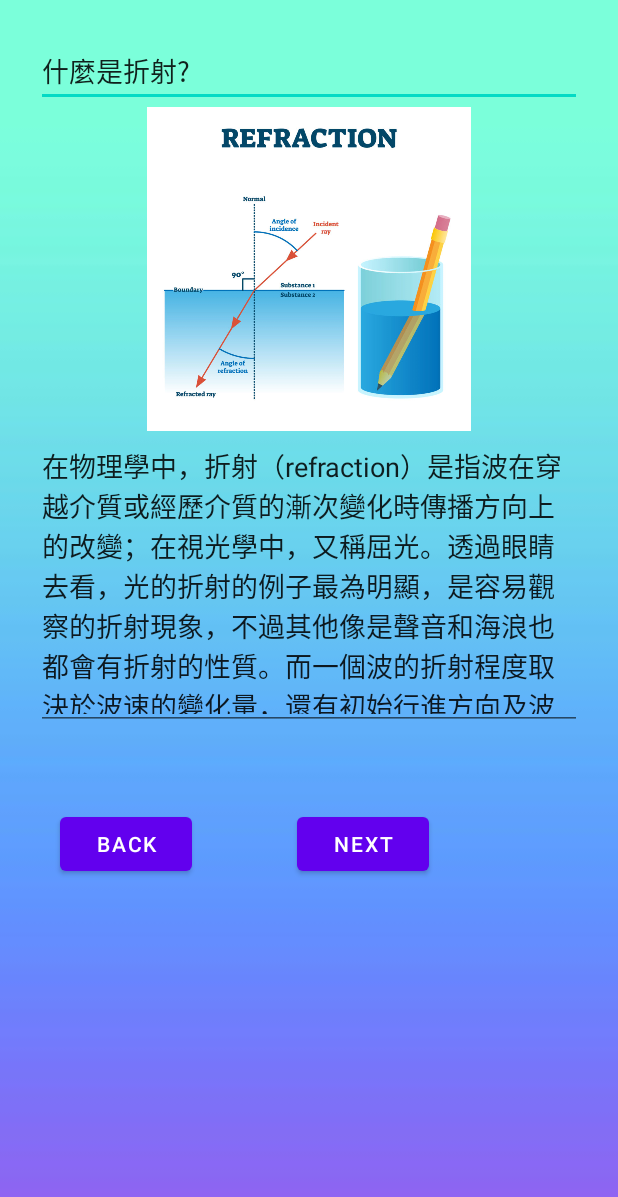
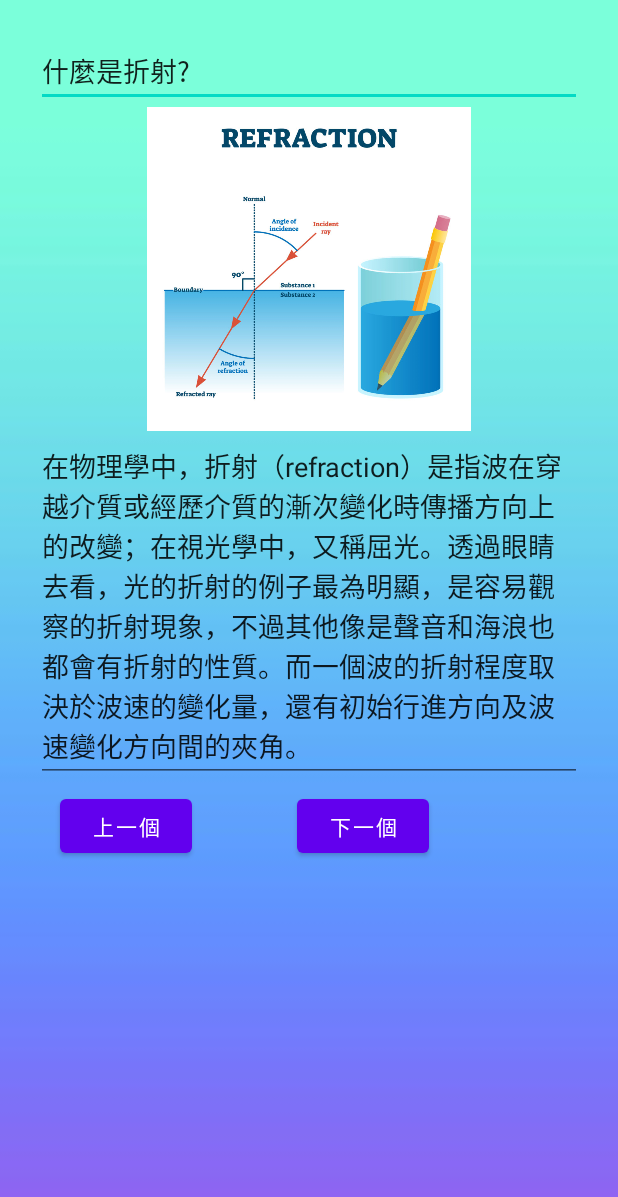
Before and after one commit to jay1018t/3D061, an Android app: the Button1page screen opened directly, with no data from a screen before it, on a phone screen of 412 x 824 dp. Shown: the top 1197 px of the screen. Run offline under Robolectric (Android 15) with nearby library versions, the phone set to English and light mode, and no system bars.

Commit message:
?fine tune the 1nd page - change image

```diff
--- a/app/src/main/java/com/example/a3d06/Button1page.java
+++ b/app/src/main/java/com/example/a3d06/Button1page.java
@@ -3,10 +3,13 @@ package com.example.a3d06;
 import androidx.appcompat.app.AppCompatActivity;
 
 import android.content.Intent;
+import android.graphics.drawable.Drawable;
 import android.os.Bundle;
+import android.text.InputType;
 import android.view.View;
 import android.widget.Button;
 import android.widget.EditText;
+import android.widget.ImageView;
 
 import java.util.ArrayList;
 import java.util.List;
@@ -16,7 +19,7 @@ public class Button1page extends AppCompatActivity {
 
     protected int item_no   = 0;
     protected List<String> item_title;
-    protected List<String> item_image;
+    protected List<Drawable> item_image;
     protected List<String> item_detail;
 
     @Override
@@ -77,23 +80,41 @@ public class Button1page extends AppCompatActivity {
         // Load the data
         item_title = new ArrayList<>();
         item_detail = new ArrayList<>();
-
+        item_image = new ArrayList<>();
 
         item_title.add(new String("什麼是折射?"));
         item_title.add(new String("屈光的原因?"));
-        item_title.add(new String("什麼是折射3?"));
-        //item_image.add();
+        item_title.add(new String("水面的折射"));
+        item_title.add(new String("視深"));
+        item_title.add(new String("大氣折射"));
+
+        item_image.add(getResources().getDrawable(R.drawable.photo1));
+        item_image.add(getResources().getDrawable(R.drawable.prism));
+        item_image.add(getResources().getDrawable(R.drawable.peninwater));
+        item_image.add(getResources().getDrawable(R.drawable.pencilinabowlofwater));
+        item_image.add(getResources().getDrawable(R.drawable.sunrise));
+
         item_detail.add(new String("在物理學中，折射（refraction）是指波在穿越介質或經歷介質的漸次變化時傳播方向上的改變；在視光學中，又稱屈光。透過眼睛去看，光的折射的例子最為明顯，是容易觀察的折射現象，不過其他像是聲音和海浪也都會有折射的性質。而一個波的折射程度取決於波速的變化量，還有初始行進方向及波速變化方向間的夾角。"));
         item_detail.add(new String("當光線以一定角度進入具有不同折射率的介質時，光線會發生折射。這種速度的變化導致方向的變化。例如，考慮空氣進入水中。光速隨著它繼續以不同的角度行進而降低,光在玻璃中的折射如上圖所示。當光從空氣傳播到玻璃中時，光會減慢並稍微改變方向。當光從密度較小的物質傳播到密度較大的物質時，折射光會更多地向法線彎曲。如果光波以垂直方向接近邊界，則儘管速度發生變化，光線也不會發生折射。"));
-        item_detail.add(new String("3在物理學中，折射（refraction）是指波在穿越介質或經歷介質的漸次變化時傳播方向上的改變；在視光學中，又稱屈光。透過眼睛去看，光的折射的例子最為明顯，是容易觀察的折射現象，不過其他像是聲音和海浪也都會有折射的性質。而一個波的折射程度取決於波速的變化量，還有初始行進方向及波速變化方向間的夾角。"));
+        item_detail.add(new String("當光線穿過水面時會產生折射，這是由於水的折射率為1.33而空氣的折射率是1的緣故。如果注視着一個筆直的物件，例如圖中的鉛筆，傾斜的插在水中，部分位於水面下，則物體看起來像在水面處彎曲了，這是因為光線從水進到空氣時彎曲了。當光抵達眼睛時，人眼會認為他走的是直線來回推（視線），而這兩條視線（圖中虛線）在比光線實際產生位置要高的地方交會，這便導致鉛筆看起來較高和水目測比實際還要淺的現象。"));
+        item_detail.add(new String("從水面上觀察認為的水深被稱為視深，這個認知對於用魚叉捕魚非常重要，因為他會使得目標魚看起來跟實際上在不同位置，所以漁夫需要瞄準低一點的地方才能抓到魚。反過來說，在水下觀察時，水面上的物件會有較高的視高，因此射水魚在射擊水面上的目標時需要做出相反的修正。"));
+        item_detail.add(new String("空氣的折射率和其密度有關，因此會隨着氣溫和氣壓而改變。由於在高海拔地區的氣壓較低，折射率也較小，使得光線經大氣長途傳播時向地表折射，這會讓接近地平線的星星看起來的位置有些許偏移，也讓我們在日出時能先看見太陽，即便它在幾何上來說仍未升上地平線。"));
 
 
         if (item_title.size() > item_no)
         {
             EditText t = findViewById(R.id.textTitle);
             t.setText(item_title.get(item_no));
+            //t.setInputType(InputType.TYPE_NULL);
+            t.setKeyListener(null);
+
             EditText td = findViewById(R.id.textDetail);
             td.setText(item_detail.get(item_no));
+            //td.setInputType(InputType.TYPE_NULL);
+            td.setKeyListener(null);
+
+            ImageView i = findViewById(R.id.textImage);
+            i.setImageDrawable(item_image.get(item_no));
 
             if (Button1page.this.item_no == item_title.size()-1) {
                 button1.setText("完成");
--- a/app/src/main/java/com/example/a3d06/Button3page.java
+++ b/app/src/main/java/com/example/a3d06/Button3page.java
@@ -9,6 +9,10 @@ import android.os.Bundle;
 import android.view.View;
 import android.widget.Button;
 import android.widget.TextView;
+import android.speech.tts.TextToSpeech;
+
+import java.util.Locale;
+
 
 public class Button3page extends AppCompatActivity implements View.OnClickListener{
 
@@ -30,7 +34,14 @@ public class Button3page extends AppCompatActivity implements View.OnClickListen
     protected void onCreate(Bundle savedInstanceState) {
         super.onCreate(savedInstanceState);
         setContentView(R.layout.activity_button3page);
-
+/*
+        TextToSpeech ttobj=new TextToSpeech(getApplicationContext(), new TextToSpeech.OnInitListener() {
+            @Override
+            public void onInit(int status) {
+            }
+        });
+        ttobj.setLanguage(Locale.CHINESE);
+*/
         totalQuestionsTextView = findViewById(R.id.Total_Questions);
         questionTextView = findViewById(R.id.result);
         ansA = findViewById(R.id.ans_A);
@@ -53,6 +64,12 @@ public class Button3page extends AppCompatActivity implements View.OnClickListen
 
         loadNewQuestions();
 
+        // Play the question
+
+/*
+        String cs =questionTextView.getText().toString();
+        ttobj.speak(cs, TextToSpeech.QUEUE_FLUSH, null);
+*/
 
     }
 
--- a/app/src/main/res/layout/activity_button1page.xml
+++ b/app/src/main/res/layout/activity_button1page.xml
@@ -13,7 +13,7 @@
         android:id="@+id/choices_layout"
         android:layout_width="match_parent"
         android:layout_height="wrap_content"
-        android:layout_marginBottom="52dp"
+        android:layout_marginBottom="5dp"
         android:orientation="vertical"
         app:layout_constraintBottom_toTopOf="@+id/BackButton"
         app:layout_constraintEnd_toEndOf="parent"
@@ -38,11 +38,10 @@
         <EditText
             android:id="@+id/textDetail"
             android:layout_width="match_parent"
-            android:layout_height="199dp"
+            android:layout_height="wrap_content"
             android:ems="10"
             android:gravity="start|top"
             android:inputType="textMultiLine" />
-
     </LinearLayout>
 
     <Button
@@ -51,7 +50,7 @@
         android:layout_height="wrap_content"
         android:layout_marginStart="16dp"
         android:layout_marginBottom="35dp"
-        android:text="Back"
+        android:text="上一個"
         android:layout_below="@+id/choices_layout"
         app:layout_constraintBottom_toBottomOf="parent"
         app:layout_constraintStart_toStartOf="parent" />
@@ -63,7 +62,7 @@
         android:layout_marginStart="174dp"
         android:layout_marginEnd="16dp"
         android:layout_marginBottom="35dp"
-        android:text="Next"
+        android:text="下一個"
         android:layout_below="@+id/choices_layout"
         app:layout_constraintBottom_toBottomOf="parent"
         app:layout_constraintEnd_toEndOf="parent"
```
